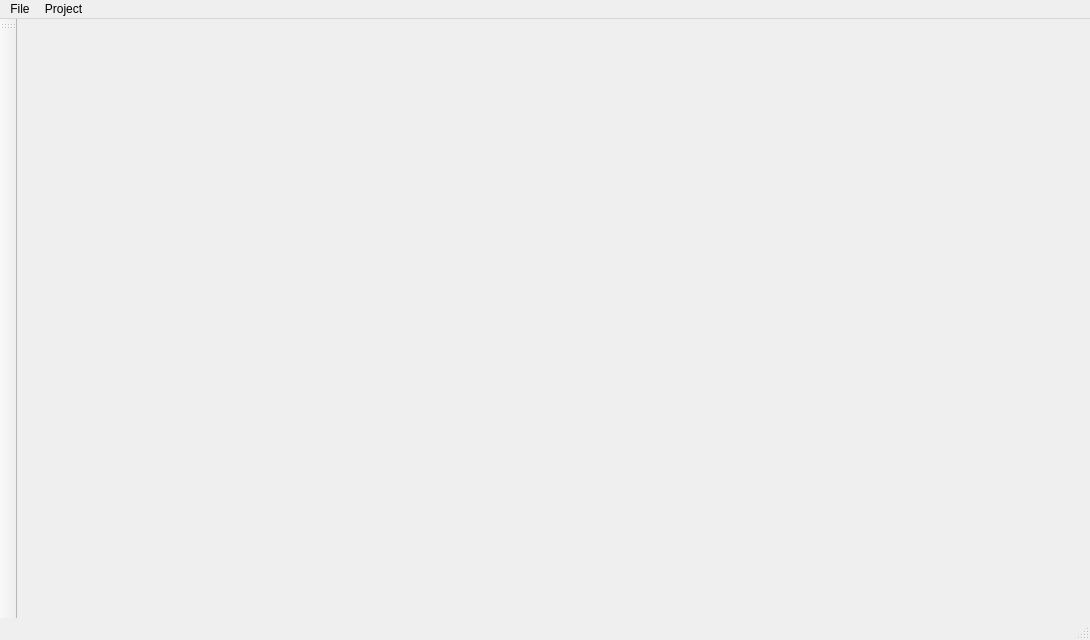
Old version of the form gui/src/mainwindow.ui in the repository alexge50/gie.
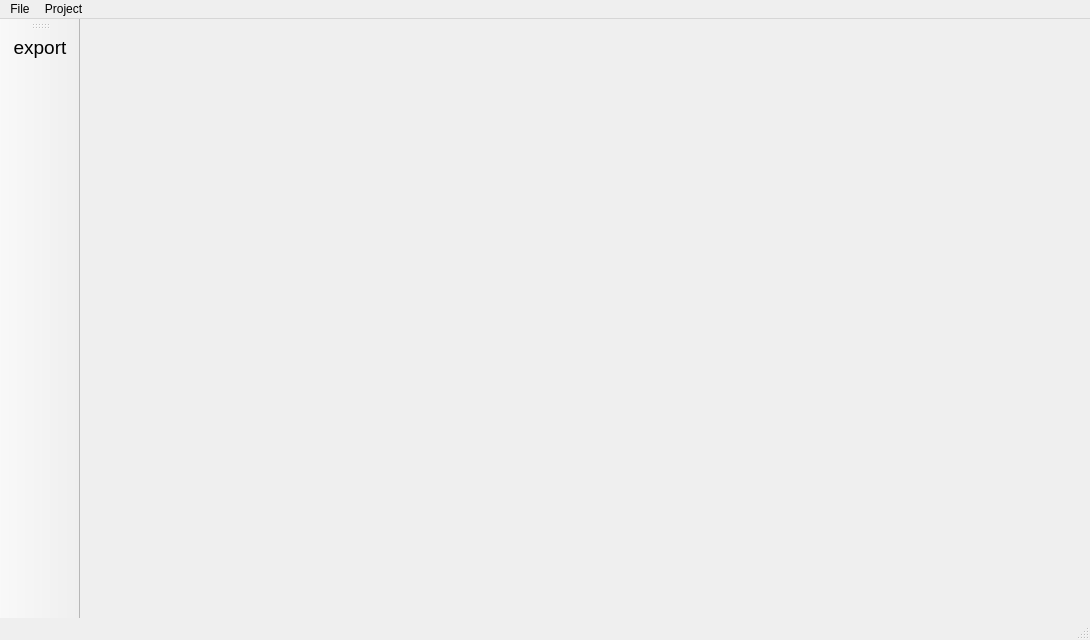
New version of the form. Icons and pictures are not drawn.

Diff of the .ui file:
```diff
--- a/gui/src/mainwindow.ui
+++ b/gui/src/mainwindow.ui
@@ -68,6 +68,7 @@
    <attribute name="toolBarBreak">
     <bool>false</bool>
    </attribute>
+   <addaction name="actionBuildImages"/>
   </widget>
   <widget class="QStatusBar" name="statusBar"/>
   <action name="actionSave">
@@ -95,6 +96,26 @@
     <string>Import Image</string>
    </property>
   </action>
+  <action name="actionBuildImages">
+   <property name="icon">
+    <iconset resource="../resources/resources.qrc">
+     <normaloff>:/icons/export.png</normaloff>:/icons/export.png</iconset>
+   </property>
+   <property name="text">
+    <string>export</string>
+   </property>
+   <property name="iconText">
+    <string>export</string>
+   </property>
+   <property name="toolTip">
+    <string>Export Image</string>
+   </property>
+   <property name="font">
+    <font>
+     <pointsize>14</pointsize>
+    </font>
+   </property>
+  </action>
  </widget>
  <layoutdefault spacing="6" margin="11"/>
  <resources/>
```
Left out of the diff: 4 changed lines with no effect on the pictures.
